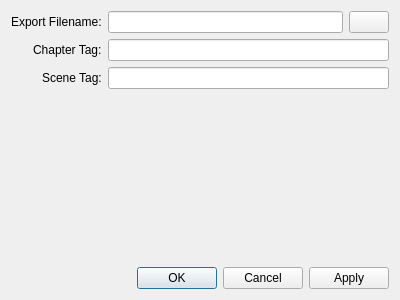
First picture: the form in ExportDialog.ui, repository ldraconus/TextSmith2, before the edit.
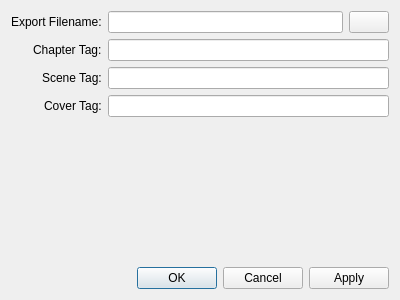
Second picture: the form after the edit. Icons and pictures are not drawn.

Patch:
```diff
--- a/ExportDialog.ui
+++ b/ExportDialog.ui
@@ -108,6 +108,16 @@
       <item row="2" column="1">
        <widget class="QLineEdit" name="sceneTagLineEdit"/>
       </item>
+      <item row="3" column="0">
+       <widget class="QLabel" name="label_4">
+        <property name="text">
+         <string>Cover Tag:</string>
+        </property>
+       </widget>
+      </item>
+      <item row="3" column="1">
+       <widget class="QLineEdit" name="coverTagLineEdit"/>
+      </item>
      </layout>
     </widget>
    </item>
```
